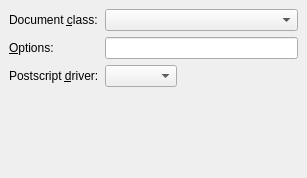
First picture: the form in src/frontends/qt4/ui/LaTeXUi.ui, repository rpavlik/lyx-lucid-backport, before the edit.
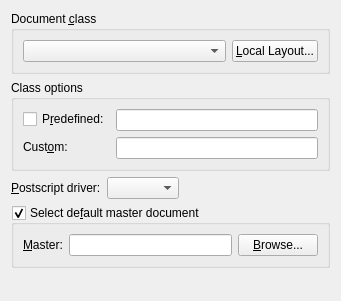
Second picture: the form after the edit.

Patch:
```diff
--- a/src/frontends/qt4/ui/LaTeXUi.ui
+++ b/src/frontends/qt4/ui/LaTeXUi.ui
@@ -5,45 +5,116 @@
    <rect>
     <x>0</x>
     <y>0</y>
-    <width>307</width>
-    <height>178</height>
+    <width>341</width>
+    <height>301</height>
    </rect>
   </property>
   <property name="windowTitle" >
    <string/>
   </property>
-  <layout class="QGridLayout" >
-   <property name="margin" >
-    <number>9</number>
-   </property>
-   <property name="spacing" >
-    <number>6</number>
-   </property>
-   <item row="3" column="1" >
-    <spacer>
-     <property name="orientation" >
-      <enum>Qt::Vertical</enum>
+  <layout class="QGridLayout" name="gridLayout" >
+   <item row="0" column="0" colspan="3" >
+    <widget class="QGroupBox" name="groupBox" >
+     <property name="title" >
+      <string>Document &amp;class</string>
      </property>
-     <property name="sizeHint" >
-      <size>
-       <width>20</width>
-       <height>40</height>
-      </size>
+     <layout class="QGridLayout" name="gridLayout_2" >
+      <item row="0" column="0" >
+       <widget class="QComboBox" name="classCO" >
+        <property name="maxVisibleItems" >
+         <number>20</number>
+        </property>
+       </widget>
+      </item>
+      <item row="0" column="1" >
+       <widget class="QPushButton" name="layoutPB" >
+        <property name="sizePolicy" >
+         <sizepolicy vsizetype="Minimum" hsizetype="Fixed" >
+          <horstretch>0</horstretch>
+          <verstretch>0</verstretch>
+         </sizepolicy>
+        </property>
+        <property name="toolTip" >
+         <string>Click to select a local document class definition file</string>
+        </property>
+        <property name="text" >
+         <string>&amp;Local Layout...</string>
+        </property>
+       </widget>
+      </item>
+     </layout>
+    </widget>
+   </item>
+   <item row="1" column="0" colspan="3" >
+    <widget class="QGroupBox" name="optionsGB" >
+     <property name="title" >
+      <string>Class options</string>
      </property>
-    </spacer>
+     <layout class="QGridLayout" >
+      <property name="margin" >
+       <number>9</number>
+      </property>
+      <property name="spacing" >
+       <number>6</number>
+      </property>
+      <item rowspan="2" row="0" column="1" >
+       <layout class="QVBoxLayout" >
+        <property name="spacing" >
+         <number>6</number>
+        </property>
+        <property name="margin" >
+         <number>0</number>
+        </property>
+        <item>
+         <widget class="QLineEdit" name="defaultOptionsLE" >
+          <property name="toolTip" >
+           <string>The options that are predefined in the layout file. Click to the left to select/deselect.</string>
+          </property>
+          <property name="readOnly" >
+           <bool>true</bool>
+          </property>
+         </widget>
+        </item>
+        <item>
+         <widget class="QLineEdit" name="optionsLE" />
+        </item>
+       </layout>
+      </item>
+      <item row="0" column="0" >
+       <widget class="QCheckBox" name="defaultOptionsCB" >
+        <property name="toolTip" >
+         <string>Enable to use the options that are predefined in the layout file</string>
+        </property>
+        <property name="text" >
+         <string>P&amp;redefined:</string>
+        </property>
+       </widget>
+      </item>
+      <item row="1" column="0" >
+       <widget class="QLabel" name="optionsL" >
+        <property name="text" >
+         <string>Cust&amp;om:</string>
+        </property>
+        <property name="buddy" >
+         <cstring>optionsLE</cstring>
+        </property>
+       </widget>
+      </item>
+     </layout>
+     <zorder>defaultOptionsCB</zorder>
+     <zorder>optionsL</zorder>
+     <zorder>groupBox</zorder>
+    </widget>
    </item>
-   <item row="2" column="2" >
-    <spacer>
-     <property name="orientation" >
-      <enum>Qt::Horizontal</enum>
+   <item row="2" column="0" >
+    <widget class="QLabel" name="psdriverL" >
+     <property name="text" >
+      <string>&amp;Postscript driver:</string>
      </property>
-     <property name="sizeHint" >
-      <size>
-       <width>40</width>
-       <height>20</height>
-      </size>
+     <property name="buddy" >
+      <cstring>psdriverCO</cstring>
      </property>
-    </spacer>
+    </widget>
    </item>
    <item row="2" column="1" >
     <widget class="QComboBox" name="psdriverCO" >
@@ -52,41 +123,79 @@
      </property>
     </widget>
    </item>
-   <item row="0" column="0" >
-    <widget class="QLabel" name="classL" >
-     <property name="text" >
-      <string>Document &amp;class:</string>
+   <item row="2" column="2" >
+    <spacer>
+     <property name="orientation" >
+      <enum>Qt::Horizontal</enum>
      </property>
-     <property name="buddy" >
-      <cstring>classCO</cstring>
+     <property name="sizeHint" stdset="0" >
+      <size>
+       <width>261</width>
+       <height>22</height>
+      </size>
      </property>
-    </widget>
+    </spacer>
    </item>
-   <item row="1" column="0" >
-    <widget class="QLabel" name="optionsL" >
-     <property name="text" >
-      <string>&amp;Options:</string>
+   <item row="3" column="0" colspan="3" >
+    <widget class="QGroupBox" name="childDocGB" >
+     <property name="toolTip" >
+      <string>Select if the current document is included to a master file</string>
      </property>
-     <property name="buddy" >
-      <cstring>optionsLE</cstring>
+     <property name="statusTip" >
+      <string/>
      </property>
-    </widget>
-   </item>
-   <item row="2" column="0" >
-    <widget class="QLabel" name="psdriverL" >
-     <property name="text" >
-      <string>Postscript &amp;driver:</string>
+     <property name="title" >
+      <string>Select de&amp;fault master document</string>
      </property>
-     <property name="buddy" >
-      <cstring>psdriverCO</cstring>
+     <property name="checkable" >
+      <bool>true</bool>
      </property>
+     <layout class="QGridLayout" >
+      <property name="margin" >
+       <number>9</number>
+      </property>
+      <property name="spacing" >
+       <number>6</number>
+      </property>
+      <item row="0" column="0" >
+       <widget class="QLabel" name="childDocLA" >
+        <property name="text" >
+         <string>&amp;Master:</string>
+        </property>
+        <property name="buddy" >
+         <cstring>childDocLE</cstring>
+        </property>
+       </widget>
+      </item>
+      <item row="0" column="2" >
+       <widget class="QPushButton" name="childDocPB" >
+        <property name="text" >
+         <string>&amp;Browse...</string>
+        </property>
+       </widget>
+      </item>
+      <item row="0" column="1" >
+       <widget class="QLineEdit" name="childDocLE" >
+        <property name="toolTip" >
+         <string>Enter the name of the default master document</string>
+        </property>
+       </widget>
+      </item>
+     </layout>
     </widget>
    </item>
-   <item row="0" column="1" colspan="2" >
-    <widget class="QComboBox" name="classCO" />
-   </item>
-   <item row="1" column="1" colspan="2" >
-    <widget class="QLineEdit" name="optionsLE" />
+   <item row="4" column="0" >
+    <spacer name="verticalSpacer" >
+     <property name="orientation" >
+      <enum>Qt::Vertical</enum>
+     </property>
+     <property name="sizeHint" stdset="0" >
+      <size>
+       <width>20</width>
+       <height>2</height>
+      </size>
+     </property>
+    </spacer>
    </item>
   </layout>
  </widget>
```
Left out of the diff: 21 changed lines with no effect on the pictures.
